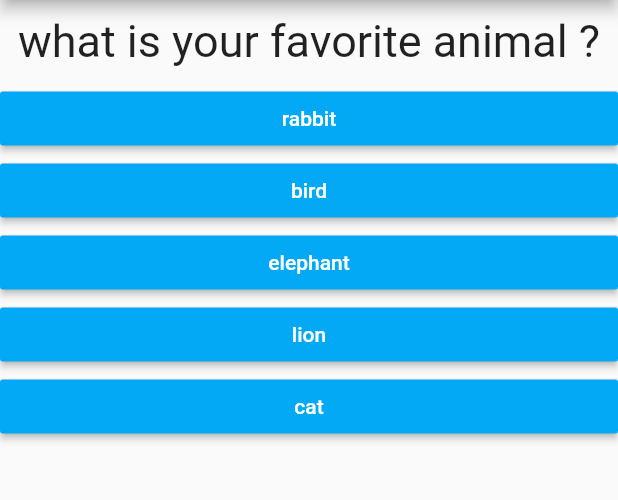
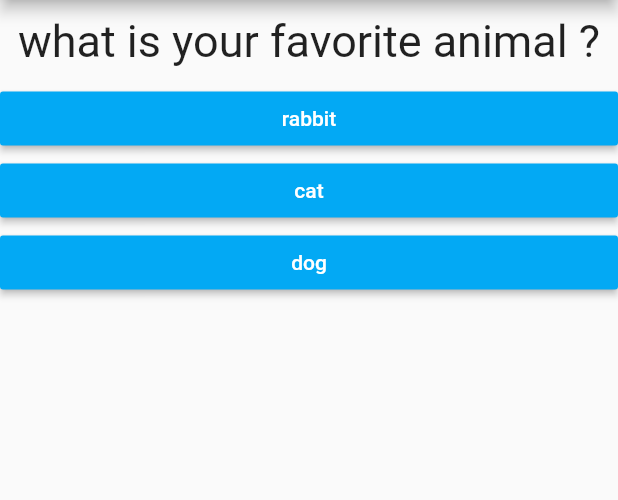
Before and after one commit to AMELkhdfjd/first-Flutter-App, a Flutter app: the screen it shows after launch, after a tap on "red", on a phone screen of 412 x 824 dp, the part 84-584 px from its top. Run offline on Flutter 3.47's test engine with Material 2 defaults, Android fonts, the phone set to English and light mode, and no system bars.

Commit message:
the final version

```diff
--- a/lib/main.dart
+++ b/lib/main.dart
@@ -22,16 +22,17 @@ class _MyAppState extends State<MyApp>{
 
   var _questionindex = 0;
 
+
      void _answerQuestion (){
-       if(_questionindex < questions.length){
+
            setState(() {
             _questionindex ++;
        });
 
-       }
-       else{
 
-       }
+
+
+
 
 
 
@@ -42,15 +43,20 @@ class _MyAppState extends State<MyApp>{
 
       //? we use const before the list to make it never change and before the object to not change it
       {'questionText':  "what is your favorite calor ?",
-        'answers': ['red', 'blue', 'green',]
+        'answers': [
+            'red', 'blue',  'green']
       },
 
      {'questionText':  "what is your favorite animal ?",
-        'answers': ['rabbit', 'bird', 'elephant','lion','cat']
+        'answers': [
+         'rabbit',  'cat',  'dog',
+          ]
       },
 
         {'questionText':  "what is your favorite indtractor ?",
-        'answers': ['max', 'max', 'max']
+        'answers': [
+      'max',    'medium',  'min',
+        ]
       }
     ];
 
--- a/lib/quiz.dart
+++ b/lib/quiz.dart
@@ -29,7 +29,7 @@ class Quiz  extends StatelessWidget {
               ),
               //adding the values of a list to the list of children
               ...(questions[questionIndex]['answers'] as List<String>).map((answer){
-                return Answer  (  answerQuestion , answer);
+                return Answer    ( answerQuestion , answer);
               }).toList()
 
 
```
